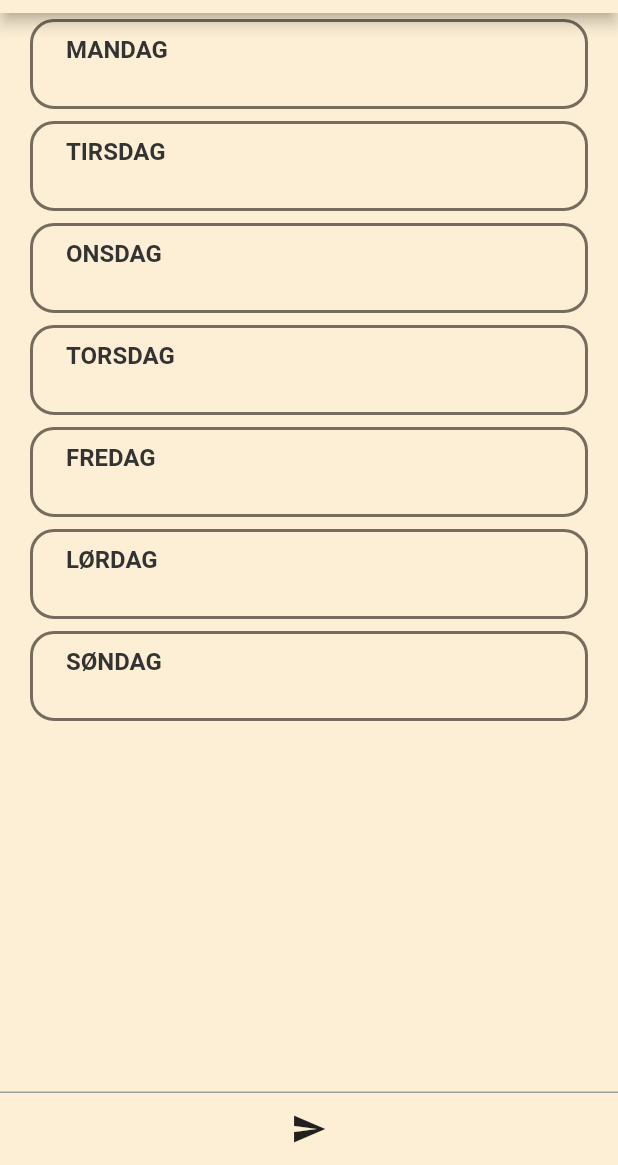
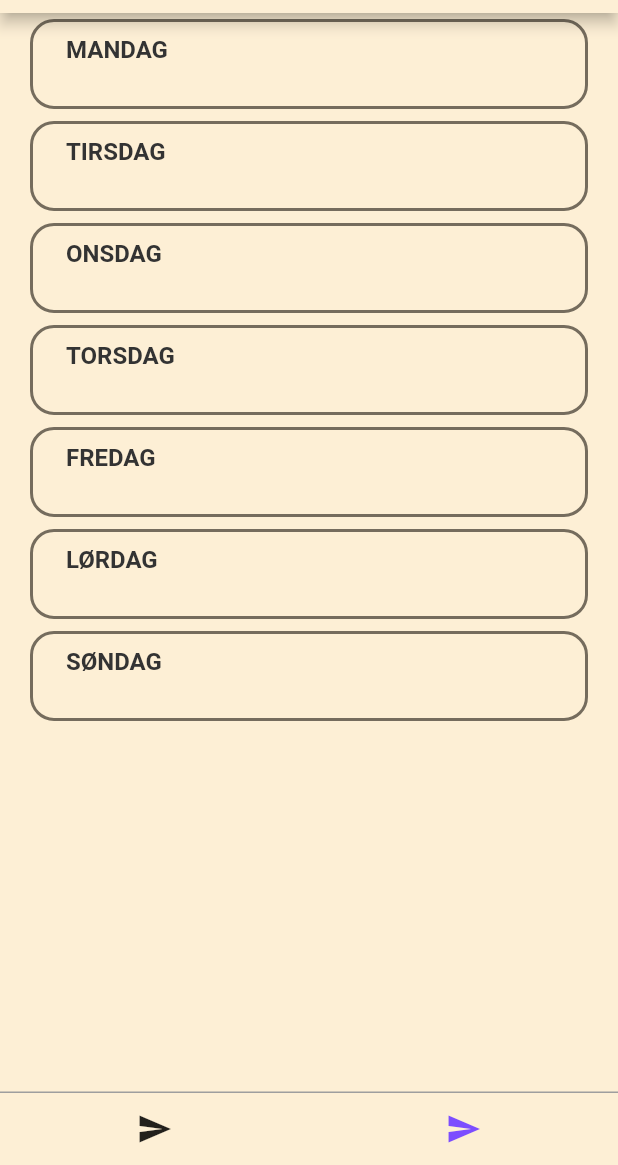
Before and after one commit to MariusTH/Matsnusing, a Flutter app: the screen it shows after launch, after a tap on the "send" icon, on a phone screen of 412 x 824 dp, the part 71-1236 px from its top. Run offline on Flutter 3.47's test engine with Material 2 defaults, Android fonts, the phone set to English and light mode, and no system bars; our stand-ins replace dio, firebase_core, flutter_riverpod; accounts and stored records are empty; network calls fail; Roboto replaces fonts that are missing (Information).

```diff
--- a/client/lib/main.dart
+++ b/client/lib/main.dart
@@ -1,19 +1,17 @@
 import 'package:flutter/material.dart';
 import 'package:dio/dio.dart';
-import 'package:flutter_dotenv/flutter_dotenv.dart';
 import 'dart:convert';
 import 'package:flutter_riverpod/flutter_riverpod.dart';
 import 'daySelector.dart';
 import 'models/day.dart';
 import 'notifiers/dayNotifier.dart';
-
+import 'views/ingredients.dart';
 
 // We create a "provider", which will store a value (here "Hello world").
 // By using a provider, this allows us to mock/override the value exposed.
 final helloWorldProvider = Provider((_) => 'Hello world');
 
 void main() async {
-  await dotenv.load(fileName: ".env");
   runApp(
     // For widgets to be able to read providers, we need to wrap the entire
     // application in a "ProviderScope" widget.
@@ -73,6 +71,7 @@ class _ChatPageState extends ConsumerState<ChatPage> {
   final _foodController = TextEditingController();
   final _timeController = TextEditingController();
   String _response = '';
+  List<dynamic> _ingredients = [];
   var days = <String>[];
   dayCallBack(String day) {
     if(days.contains(day)) {
@@ -98,6 +97,7 @@ class _ChatPageState extends ConsumerState<ChatPage> {
         print(data);
         print(data.keys);
         List<dynamic> days = data['days'];
+        _ingredients = data['ingredients'];
         List<Day> ds = [];
         for (var day in days) {
           ds.add(Day.fromJson(day));
@@ -154,9 +154,27 @@ class _ChatPageState extends ConsumerState<ChatPage> {
             ),
             child: Column(
               children: [
-                IconButton(
-                  icon: Icon(Icons.send),
-                  onPressed: _generateResponse,
+                Row(
+                  children: [
+                    Expanded(
+                      child: IconButton(
+                        icon: Icon(Icons.send),
+                        onPressed: _generateResponse,
+                      ),
+                    ),
+                    Expanded(
+                      child: IconButton(
+                        color: Colors.deepPurpleAccent,
+                        icon: Icon(Icons.send),
+                          onPressed: () {
+                          Navigator.push(
+                            context,
+                            MaterialPageRoute(builder: (context) => Ingredients(_ingredients)),
+                          );
+                        },
+                      ),
+                    ),
+                  ],
                 ),
               ],
             ),
```
Also changed, not shown: client/lib/views/ingredients.dart (added, +43 -0 lines), 1 other file.
